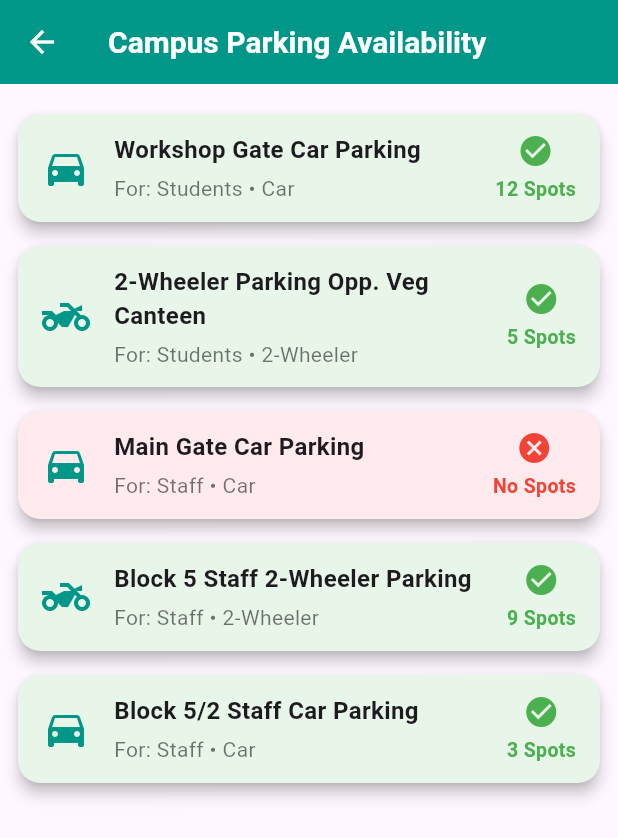
After one commit to ameena-begum1/lost-found_app, a Flutter app: the ParkingScreen screen opened directly, on a phone screen of 412 x 824 dp. The commit adds this screen. Shown: the top 838 px of the screen. Run offline on Flutter 3.47's test engine with Material 3 defaults, Android fonts, the phone set to English and light mode, and no system bars; our stand-ins replace cloud_firestore, firebase_auth, firebase_core, firebase_storage, flutter_typeahead, google_fonts and 3 more; accounts and stored records are empty.

Commit message:
Added UIs: parking_detail_screen, parking_screen. Also added parking icon to access parking services from the navbar in bottom_navbar file.

```diff
--- /dev/null
+++ b/lib/items/screens/parking_screen.dart
@@ -0,0 +1,153 @@
+import 'package:flutter/material.dart';
+import 'parking_detail_screen.dart';
+
+class ParkingScreen extends StatelessWidget {
+  const ParkingScreen({super.key});
+
+  @override
+  Widget build(BuildContext context) {
+    final List<Map<String, dynamic>> parkingSpots = [
+      {
+        'name': 'Workshop Gate Car Parking',
+        'for': 'Students',
+        'vehicle': 'Car',
+        'available': 12,
+      },
+      {
+        'name': '2-Wheeler Parking Opp. Veg Canteen',
+        'for': 'Students',
+        'vehicle': '2-Wheeler',
+        'available': 5,
+      },
+      {
+        'name': 'Main Gate Car Parking',
+        'for': 'Staff',
+        'vehicle': 'Car',
+        'available': 0,
+      },
+      {
+        'name': 'Block 5 Staff 2-Wheeler Parking',
+        'for': 'Staff',
+        'vehicle': '2-Wheeler',
+        'available': 9,
+      },
+      {
+        'name': 'Block 5/2 Staff Car Parking',
+        'for': 'Staff',
+        'vehicle': 'Car',
+        'available': 3,
+      },
+    ];
+
+    return Scaffold(
+      appBar: AppBar(
+        leading: IconButton(
+          icon: const Icon(Icons.arrow_back, color: Colors.white),
+          tooltip: 'Back to Home',
+          onPressed: () {
+            Navigator.pop(context);
+          },
+        ),
+        title: const Text("Campus Parking Availability"),
+        titleTextStyle: const TextStyle(
+          color: Colors.white,
+          fontSize: 20,
+          fontWeight: FontWeight.bold,
+        ),
+        backgroundColor: Colors.teal,
+      ),
+      body: ListView.builder(
+        padding: const EdgeInsets.all(12),
+        itemCount: parkingSpots.length,
+        itemBuilder: (context, index) {
+          final spot = parkingSpots[index];
+          final bool isAvailable = spot['available'] > 0;
+          final IconData icon = spot['vehicle'] == 'Car'
+              ? Icons.directions_car
+              : Icons.two_wheeler;
+          final Color cardColor = isAvailable
+              ? Colors.green.shade50
+              : Colors.red.shade50;
+
+          return GestureDetector(
+            onTap: () {
+              Navigator.push(
+                context,
+                MaterialPageRoute(
+                  builder: (_) => ParkingDetailScreen(spot: spot),
+                ),
+              );
+            },
+            child: Card(
+              margin: const EdgeInsets.symmetric(vertical: 8),
+              shape: RoundedRectangleBorder(
+                borderRadius: BorderRadius.circular(15),
+              ),
+              color: cardColor,
+              elevation: 4,
+              child: Padding(
+                padding:
+                    const EdgeInsets.symmetric(horizontal: 16, vertical: 12),
+                child: Row(
+                  children: [
+                    Icon(icon, size: 32, color: Colors.teal),
+                    const SizedBox(width: 16),
+                    Expanded(
+                      child: Column(
+                        crossAxisAlignment: CrossAxisAlignment.start,
+                        children: [
+                          Text(
+                            spot['name'],
+                            style: const TextStyle(
+                              fontWeight: FontWeight.bold,
+                              fontSize: 16,
+                            ),
+                          ),
+                          const SizedBox(height: 4),
+                          Text(
+                            'For: ${spot['for']} • ${spot['vehicle']}',
+                            style: const TextStyle(
+                              fontSize: 14,
+                              color: Colors.black54,
+                            ),
+                          ),
+                        ],
+                      ),
+                    ),
+                    SizedBox(
+                      height: 48,
+                      child: Column(
+                        mainAxisAlignment: MainAxisAlignment.center,
+                        children: [
+                          Icon(
+                            isAvailable
+                                ? Icons.check_circle
+                                : Icons.cancel,
+                            color: isAvailable ? Colors.green : Colors.red,
+                            size: 24,
+                          ),
+                          const SizedBox(height: 4),
+                          Text(
+                            isAvailable
+                                ? '${spot['available']} Spots'
+                                : 'No Spots',
+                            style: TextStyle(
+                              color:
+                                  isAvailable ? Colors.green : Colors.red,
+                              fontWeight: FontWeight.w600,
+                              fontSize: 13,
+                            ),
+                          ),
+                        ],
+                      ),
+                    ),
+                  ],
+                ),
+              ),
+            ),
+          );
+        },
+      ),
+    );
+  }
+}
```
Also changed, not shown: lib/items/screens/parking_detail_screen.dart (added, +86 -0 lines), lib/items/widgets/bottom_navbar.dart (+10 -3 lines).
